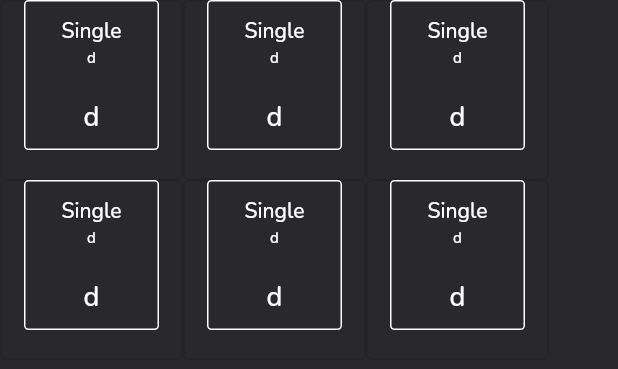
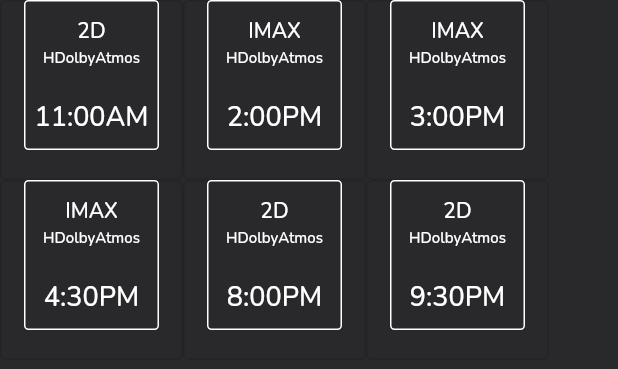
Before and after one commit to Cinmatick/cinmatick_mobile, a Flutter app: the CustomRadio widget shown alone on an empty page, opened directly, on a phone screen of 412 x 824 dp. Shown: the top 369 px of the screen. Run offline on Flutter 3.47's test engine with Material 2 defaults, Android fonts, the phone set to English and light mode, and no system bars; our stand-ins replace carousel_slider, flutter_spinkit, google_fonts, shared_preferences, smooth_page_indicator; missing offline and left inert: horizontal_calendar; accounts and stored records are empty.

Commit message:
final Commit

```diff
--- a/lib/Screens/showingnow_screen.dart
+++ b/lib/Screens/showingnow_screen.dart
@@ -22,8 +22,6 @@
   @override
   void initState() {
     super.initState();
-
-
   }
 
   @override
@@ -41,8 +39,8 @@
           child: Column(
             children: [
               const SizedBox(height: 30),
-              textInfo(widget.name, FontWeight.w500,
-                  Colors.white, 20, "Roboto"),
+              textInfo(
+                  widget.name, FontWeight.w500, Colors.white, 20, "Roboto"),
               const SizedBox(height: 30),
               Container(
                 padding: const EdgeInsets.fromLTRB(20, 0, 20, 0),
@@ -54,8 +52,8 @@
                   selectedColor: Colors.orange,
                   showMonth: false,
                   onDateSelected: (date) {
+                    // ignore: avoid_print
                     print(date.toString());
-
                   },
                 ),
               ),
@@ -68,17 +66,21 @@
                 thickness: 1.0,
               ),
               const SizedBox(height: 50),
+              Row(
+                children: [
+                  // Image.asset("Assets/Images/location"),
                   textInfo("Golden screen Imax Beta city", FontWeight.w500,
                       Colors.white, 15, "Roboto"),
-              textInfo("Beta City Mall, Asaba", FontWeight.w400, Colors.white, 12,
-                  "Roboto"),
+                ],
+              ),
+              textInfo("Beta City Mall, Asaba", FontWeight.w400, Colors.white,
+                  12, "Roboto"),
               const SizedBox(height: 60),
               //bigger box
               Row(
                 mainAxisAlignment: MainAxisAlignment.spaceEvenly,
-                children: [
+                children: const [
                   CustomRadio(),
-
                 ],
               ),
 
--- a/lib/Utility/custom_radio.dart
+++ b/lib/Utility/custom_radio.dart
@@ -7,13 +7,12 @@
   @override
   State<CustomRadio> createState() => _MyStatefulWidgetState();
 }
+
 /// This is the private State class that goes with MyStatefulWidget.
 class _MyStatefulWidgetState extends State<CustomRadio> {
   int value = 0;
   Widget CustomRadioButton(String text, String text2, String text3, int index) {
-    return
-
-    OutlinedButton(
+    return OutlinedButton(
       onPressed: () {
         setState(() {
           value = index;
@@ -22,19 +21,20 @@
       // shape: RoundedRectangleBorder(borderRadius: BorderRadius.circular(10)),
       // borderSide:
       //     BorderSide(color: (value == index) ? Colors.green : Colors.black),
-      child:  Container(
+      child: Container(
         height: 100,
         width: 90,
         margin: const EdgeInsets.only(bottom: 20),
         decoration: BoxDecoration(
             borderRadius: BorderRadius.circular(3),
-                      border: Border.all(width: 1, color: (value == index) ? Colors.orange : Colors.white),
+            border: Border.all(
+                width: 1,
+                color: (value == index) ? Colors.orange : Colors.white),
             color: Colors.transparent),
         child: Column(
           children: [
             const SizedBox(height: 10),
-                      textInfo(
-                          text, FontWeight.w500, Colors.white, 14, "Roboto"),
+            textInfo(text, FontWeight.w500, Colors.white, 14, "Roboto"),
             const SizedBox(height: 2),
             textInfo(text2, FontWeight.w500, Colors.white, 10, "Roboto"),
             const SizedBox(height: 20),
@@ -42,7 +42,6 @@
           ],
         ),
       ),
-
 
       // Text(
       //   text,
@@ -52,38 +51,36 @@
       // ),
     );
   }
+
   @override
   Widget build(BuildContext context) {
-    return
-    Row(
+    return SingleChildScrollView(
+      scrollDirection: Axis.horizontal,
+      child: Row(
         children: [
           Column(
             children: <Widget>[
-            CustomRadioButton("Single", "d", "d", 1),
-            CustomRadioButton("Single", "d", "d", 2),
+              CustomRadioButton("2D", "HDolbyAtmos", "11:00AM", 1),
+              CustomRadioButton("IMAX", "HDolbyAtmos", "4:30PM", 2),
               // CustomRadioButton("Single", "d", "d", 3),
-
             ],
           ),
-
           Column(
             children: <Widget>[
-            CustomRadioButton("Single", "d", "d", 4),
-            CustomRadioButton("Single", "d", "d", 5),
+              CustomRadioButton("IMAX", "HDolbyAtmos", "2:00PM", 4),
+              CustomRadioButton("2D", "HDolbyAtmos", "8:00PM", 5),
               // CustomRadioButton("Single", "d", "d", 6),
-
             ],
           ),
-
           Column(
             children: <Widget>[
-            CustomRadioButton("Single", "d", "d", 7),
-            CustomRadioButton("Single", "d", "d", 8),
+              CustomRadioButton("IMAX", "HDolbyAtmos", "3:00PM", 7),
+              CustomRadioButton("2D", "HDolbyAtmos", "9:30PM", 8),
               // CustomRadioButton("Single", "d", "d", 9),
-
             ],
           ),
         ],
+      ),
     );
   }
 }
```
Also changed, not shown: lib/main.dart (+8 -7 lines), Assets/Images/location.png (added). Lines whose indentation alone changed are shown as unchanged.
